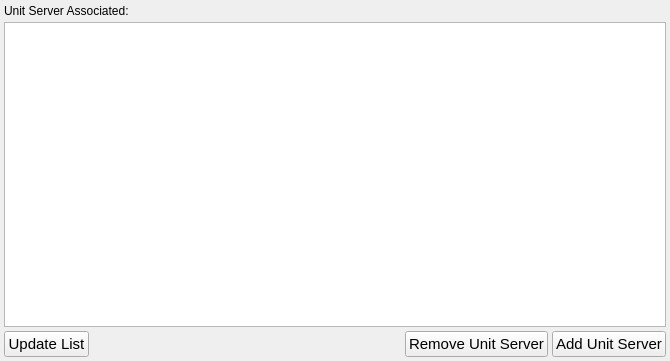
First picture: the form in ccs/node/agent/AgentEditor.ui, repository bisegni/chaosframework, before the edit.
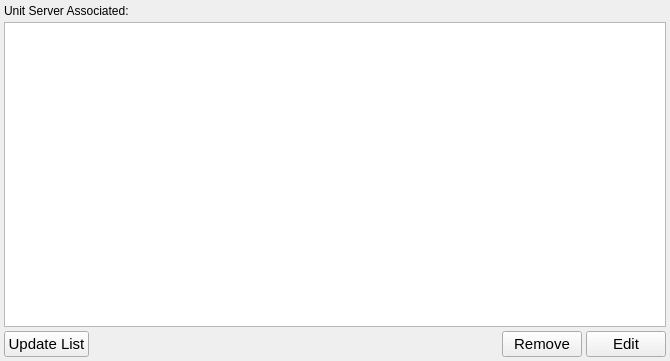
Second picture: the form after the edit.

```diff
--- a/ccs/node/agent/AgentEditor.ui
+++ b/ccs/node/agent/AgentEditor.ui
@@ -87,7 +87,7 @@
         </font>
        </property>
        <property name="text">
-        <string>Remove Unit Server</string>
+        <string>Remove</string>
        </property>
       </widget>
      </item>
@@ -99,7 +99,7 @@
         </font>
        </property>
        <property name="text">
-        <string>Add Unit Server</string>
+        <string>Edit</string>
        </property>
       </widget>
      </item>
```
Left out of the diff: 4 changed lines with no effect on the pictures.
